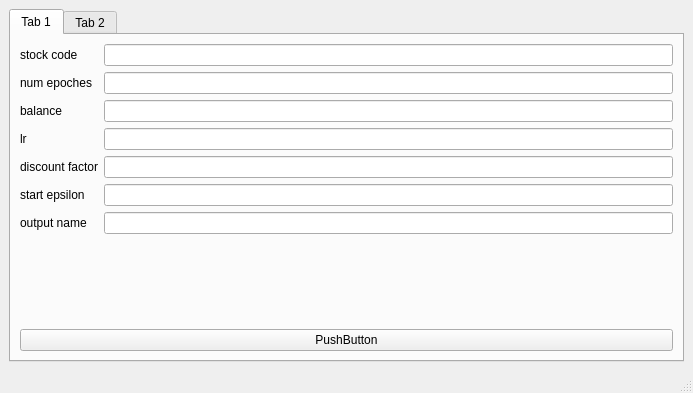
First picture: the form in ui/training_main.ui, repository Lidit/trading_system, before the edit.
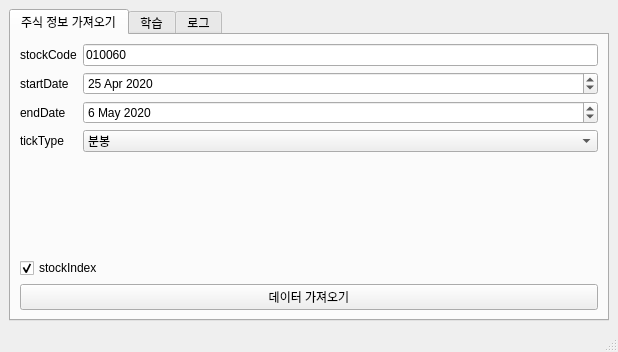
Second picture: the form after the edit. The open tabs and pages were chosen to show the change.

What changed in the file:
```diff
--- a/ui/training_main.ui
+++ b/ui/training_main.ui
@@ -6,10 +6,16 @@
    <rect>
     <x>0</x>
     <y>0</y>
-    <width>693</width>
-    <height>393</height>
+    <width>618</width>
+    <height>352</height>
    </rect>
   </property>
+  <property name="minimumSize">
+   <size>
+    <width>618</width>
+    <height>352</height>
+   </size>
+  </property>
   <property name="windowTitle">
    <string>MainWindow</string>
   </property>
@@ -24,7 +30,112 @@
         </property>
         <widget class="QWidget" name="tab">
          <attribute name="title">
-          <string>Tab 1</string>
+          <string>주식 정보 가져오기</string>
+         </attribute>
+         <layout class="QGridLayout" name="gridLayout_4">
+          <item row="0" column="0">
+           <layout class="QFormLayout" name="formLayout_2">
+            <item row="0" column="0">
+             <widget class="QLabel" name="stockCodeLabel_2">
+              <property name="text">
+               <string>stockCode</string>
+              </property>
+             </widget>
+            </item>
+            <item row="0" column="1">
+             <widget class="QLineEdit" name="stockCodeLineEdit_2">
+              <property name="text">
+               <string>010060</string>
+              </property>
+             </widget>
+            </item>
+            <item row="1" column="0">
+             <widget class="QLabel" name="startDateLabel">
+              <property name="text">
+               <string>startDate</string>
+              </property>
+             </widget>
+            </item>
+            <item row="1" column="1">
+             <widget class="QDateEdit" name="startDateDateEdit">
+              <property name="dateTime">
+               <datetime>
+                <hour>9</hour>
+                <minute>0</minute>
+                <second>0</second>
+                <year>2020</year>
+                <month>4</month>
+                <day>25</day>
+               </datetime>
+              </property>
+             </widget>
+            </item>
+            <item row="2" column="0">
+             <widget class="QLabel" name="endDateLabel">
+              <property name="text">
+               <string>endDate</string>
+              </property>
+             </widget>
+            </item>
+            <item row="2" column="1">
+             <widget class="QDateEdit" name="endDateDateEdit">
+              <property name="dateTime">
+               <datetime>
+                <hour>15</hour>
+                <minute>30</minute>
+                <second>0</second>
+                <year>2020</year>
+                <month>5</month>
+                <day>6</day>
+               </datetime>
+              </property>
+             </widget>
+            </item>
+            <item row="3" column="0">
+             <widget class="QLabel" name="tickTypeLabel">
+              <property name="text">
+               <string>tickType</string>
+              </property>
+             </widget>
+            </item>
+            <item row="3" column="1">
+             <widget class="QComboBox" name="tickTypeComboBox">
+              <item>
+               <property name="text">
+                <string>분봉</string>
+               </property>
+              </item>
+              <item>
+               <property name="text">
+                <string>일봉</string>
+               </property>
+              </item>
+             </widget>
+            </item>
+           </layout>
+          </item>
+          <item row="1" column="0">
+           <widget class="QCheckBox" name="checkBox">
+            <property name="text">
+             <string>stockIndex</string>
+            </property>
+            <property name="checked">
+             <bool>true</bool>
+            </property>
+           </widget>
+          </item>
+          <item row="2" column="0">
+           <widget class="QPushButton" name="getStockDataButton">
+            <property name="text">
+             <string>데이터 가져오기</string>
+            </property>
+           </widget>
+          </item>
+         </layout>
+        </widget>
+        <widget class="QWidget" name="tab2">
+         <attribute name="title">
+          <string>학습</string>
          </attribute>
          <layout class="QGridLayout" name="gridLayout">
           <item row="0" column="0">
@@ -112,7 +223,7 @@
         </widget>
         <widget class="QWidget" name="tab_2">
          <attribute name="title">
-          <string>Tab 2</string>
+          <string>로그</string>
          </attribute>
          <layout class="QGridLayout" name="gridLayout_3">
           <item row="0" column="0">
```
Left out of the diff: 10 changed lines with no effect on the pictures.
